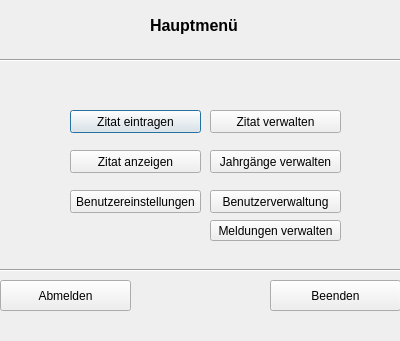
The window that ZitatErfassung/frmhauptmenueadmin.ui (TrialAnd404/MyRepo) describes before a commit, drawn with Qt 5.
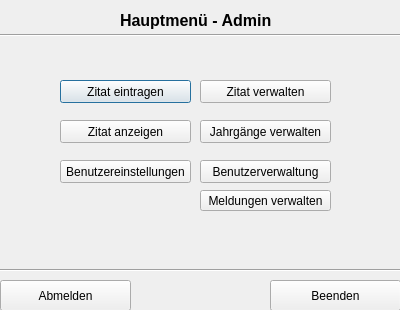
The same window after the commit.

Diff of the .ui file:
```diff
--- a/ZitatErfassung/frmhauptmenueadmin.ui
+++ b/ZitatErfassung/frmhauptmenueadmin.ui
@@ -7,7 +7,7 @@
     <x>0</x>
     <y>0</y>
     <width>400</width>
-    <height>341</height>
+    <height>310</height>
    </rect>
   </property>
   <property name="windowTitle">
@@ -16,8 +16,8 @@
   <widget class="QPushButton" name="pbZitatEintragen">
    <property name="geometry">
     <rect>
-     <x>70</x>
-     <y>110</y>
+     <x>60</x>
+     <y>80</y>
      <width>131</width>
      <height>23</height>
     </rect>
@@ -29,8 +29,8 @@
   <widget class="QPushButton" name="pbZitatAnzeigen">
    <property name="geometry">
     <rect>
-     <x>70</x>
-     <y>150</y>
+     <x>60</x>
+     <y>120</y>
      <width>131</width>
      <height>23</height>
     </rect>
@@ -42,8 +42,8 @@
   <widget class="QPushButton" name="pbBenutzerEinstellungen">
    <property name="geometry">
     <rect>
-     <x>70</x>
-     <y>190</y>
+     <x>60</x>
+     <y>160</y>
      <width>131</width>
      <height>23</height>
     </rect>
@@ -78,32 +78,6 @@
     <enum>Qt::Horizontal</enum>
    </property>
   </widget>
-  <widget class="Line" name="line_2">
-   <property name="geometry">
-    <rect>
-     <x>0</x>
-     <y>50</y>
-     <width>401</width>
-     <height>21</height>
-    </rect>
-   </property>
-   <property name="orientation">
-    <enum>Qt::Horizontal</enum>
-   </property>
-  </widget>
-  <widget class="QLabel" name="label">
-   <property name="geometry">
-    <rect>
-     <x>150</x>
-     <y>10</y>
-     <width>141</width>
-     <height>31</height>
-    </rect>
-   </property>
-   <property name="text">
-    <string>&lt;html&gt;&lt;head/&gt;&lt;body&gt;&lt;p&gt;&lt;span style=&quot; font-size:12pt; font-weight:600;&quot;&gt;Hauptmenü&lt;/span&gt;&lt;/p&gt;&lt;/body&gt;&lt;/html&gt;</string>
-   </property>
-  </widget>
   <widget class="QPushButton" name="pbBeenden">
    <property name="geometry">
     <rect>
@@ -120,8 +94,8 @@
   <widget class="QPushButton" name="pbZitatVerwalten">
    <property name="geometry">
     <rect>
-     <x>210</x>
-     <y>110</y>
+     <x>200</x>
+     <y>80</y>
      <width>131</width>
      <height>23</height>
     </rect>
@@ -133,8 +107,8 @@
   <widget class="QPushButton" name="pbJahrgaengeVerwalten">
    <property name="geometry">
     <rect>
-     <x>210</x>
-     <y>150</y>
+     <x>200</x>
+     <y>120</y>
      <width>131</width>
      <height>23</height>
     </rect>
@@ -146,8 +120,8 @@
   <widget class="QPushButton" name="pbBenutzerVerwaltung">
    <property name="geometry">
     <rect>
-     <x>210</x>
-     <y>190</y>
+     <x>200</x>
+     <y>160</y>
      <width>131</width>
      <height>23</height>
     </rect>
@@ -159,8 +133,8 @@
   <widget class="QPushButton" name="btnMeldungenVerwalten">
    <property name="geometry">
     <rect>
-     <x>210</x>
-     <y>220</y>
+     <x>200</x>
+     <y>190</y>
      <width>131</width>
      <height>21</height>
     </rect>
@@ -169,6 +143,32 @@
     <string>Meldungen verwalten</string>
    </property>
   </widget>
+  <widget class="Line" name="line_2">
+   <property name="geometry">
+    <rect>
+     <x>0</x>
+     <y>25</y>
+     <width>401</width>
+     <height>21</height>
+    </rect>
+   </property>
+   <property name="orientation">
+    <enum>Qt::Horizontal</enum>
+   </property>
+  </widget>
+  <widget class="QLabel" name="label">
+   <property name="geometry">
+    <rect>
+     <x>120</x>
+     <y>10</y>
+     <width>181</width>
+     <height>21</height>
+    </rect>
+   </property>
+   <property name="text">
+    <string>&lt;html&gt;&lt;head/&gt;&lt;body&gt;&lt;p&gt;&lt;span style=&quot; font-size:12pt; font-weight:600;&quot;&gt;Hauptmenü - Admin&lt;/span&gt;&lt;/p&gt;&lt;/body&gt;&lt;/html&gt;</string>
+   </property>
+  </widget>
  </widget>
  <resources/>
  <connections/>
```
